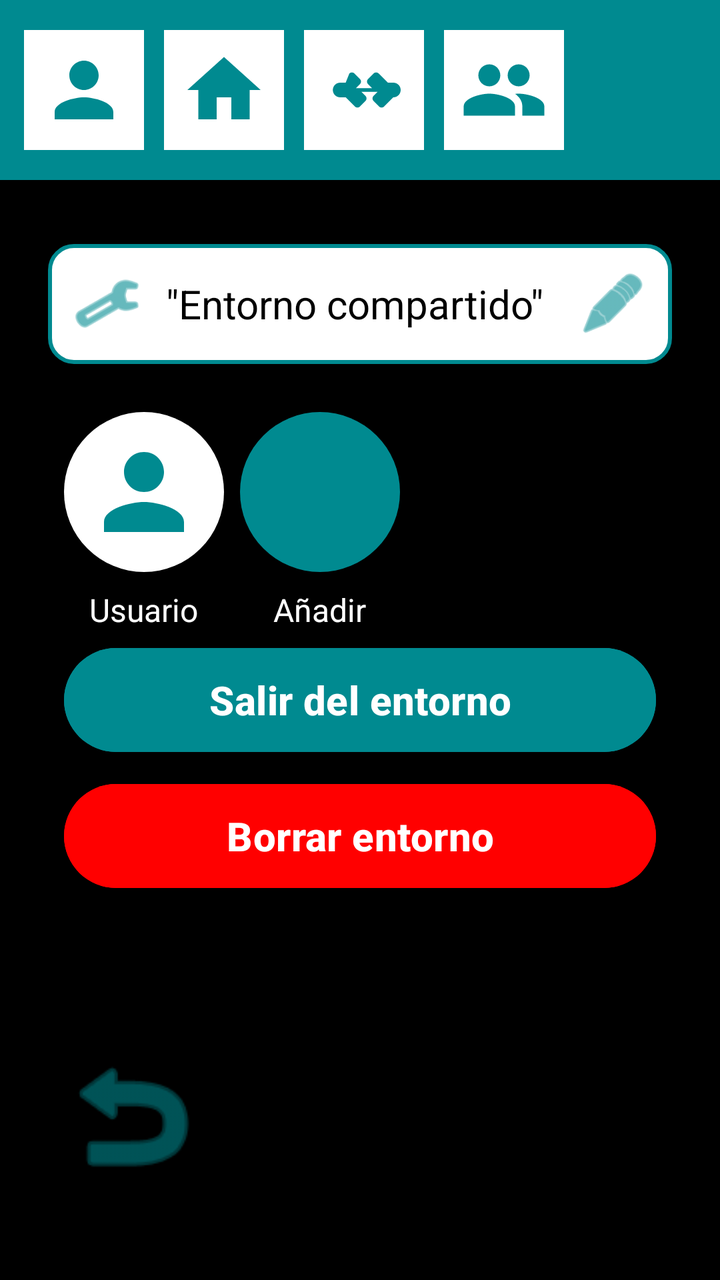
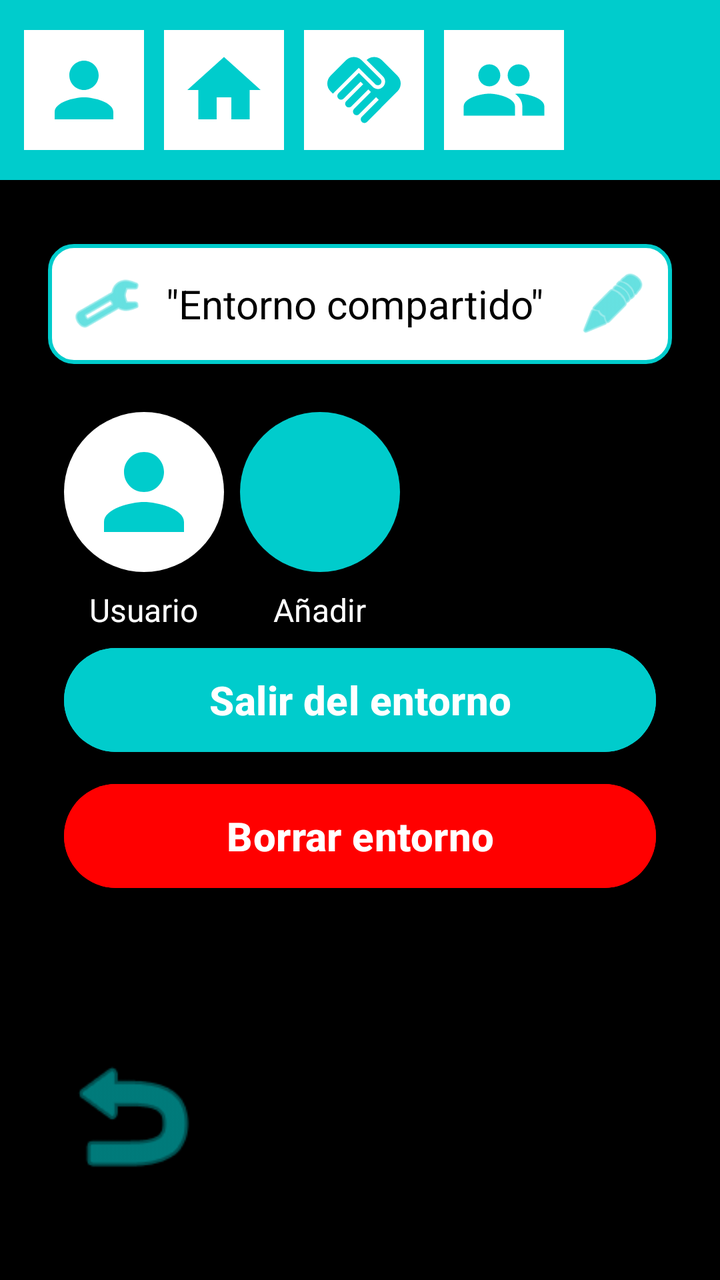

An Android layout rendered at two revisions. The XML below is the earlier revision; the diff shows what the commit changed to produce the second picture.
<!-- AndroidManifest.xml: application theme Theme.QuikFile -->
<!-- res/layout/activity_shared_settings.xml -->
<?xml version="1.0" encoding="utf-8"?>
<androidx.constraintlayout.widget.ConstraintLayout xmlns:android="http://schemas.android.com/apk/res/android"
    xmlns:app="http://schemas.android.com/apk/res-auto"
    xmlns:tools="http://schemas.android.com/tools"
    android:layout_width="match_parent"
    android:layout_height="match_parent"
    android:background="@color/background_black"
    tools:context=".SharedSettingsActivity">

    
    <LinearLayout
        android:id="@+id/topBar"
        android:layout_width="match_parent"
        android:layout_height="90dp"
        android:background="@color/blue_app"
        android:gravity="center_vertical"
        android:orientation="horizontal"
        android:paddingStart="12dp"
        android:paddingEnd="12dp"
        android:elevation="4dp"
        app:layout_constraintTop_toTopOf="parent">

        <ImageView
            android:id="@+id/btnSettingsTop"
            android:layout_width="60dp"
            android:layout_height="60dp"
            android:layout_marginEnd="10dp"
            android:background="@color/white"
            android:padding="8dp"
            android:src="@drawable/ic_person"
            app:tint="@color/blue_app" />

        <ImageView
            android:id="@+id/btnHomeTop"
            android:layout_width="60dp"
            android:layout_height="60dp"
            android:layout_marginEnd="10dp"
            android:background="@color/white"
            android:padding="8dp"
            android:src="@drawable/ic_home"
            app:tint="@color/blue_app" />

        <ImageView
            android:id="@+id/btnSharedTop"
            android:layout_width="60dp"
            android:layout_height="60dp"
            android:layout_marginEnd="10dp"
            android:background="@color/white"
            android:padding="8dp"
            android:src="@drawable/ic_handshake"
            app:tint="@color/blue_app" />

        <ImageView
            android:id="@+id/btnLoginTop"
            android:layout_width="60dp"
            android:layout_height="60dp"
            android:background="@color/white"
            android:padding="8dp"
            android:src="@drawable/ic_group"
            app:tint="@color/blue_app" />
    </LinearLayout>

    
    <LinearLayout
        android:id="@+id/containerEnvName"
        android:layout_width="match_parent"
        android:layout_height="60dp"
        android:layout_marginStart="24dp"
        android:layout_marginTop="32dp"
        android:layout_marginEnd="24dp"
        android:background="@drawable/search_bar_background"
        android:gravity="center_vertical"
        android:orientation="horizontal"
        android:paddingStart="12dp"
        android:paddingEnd="12dp"
        app:layout_constraintTop_toBottomOf="@id/topBar">

        <ImageView
            android:layout_width="35dp"
            android:layout_height="35dp"
            android:src="@android:drawable/ic_menu_manage"
            app:tint="@color/blue_app" />

        <EditText
            android:id="@+id/etEnvName"
            android:layout_width="0dp"
            android:layout_height="match_parent"
            android:layout_weight="1"
            android:background="@android:color/transparent"
            android:hint="Nombre del entorno"
            android:inputType="text"
            android:paddingStart="12dp"
            android:text="\&quot;Entorno compartido\&quot;"
            android:textColor="@color/black"
            android:textSize="20sp" />

        <ImageView
            android:id="@+id/btnEditEnvName"
            android:layout_width="35dp"
            android:layout_height="35dp"
            android:src="@android:drawable/ic_menu_edit"
            app:tint="@color/blue_app" />
    </LinearLayout>

    
    <LinearLayout
        android:id="@+id/containerActions"
        android:layout_width="match_parent"
        android:layout_height="wrap_content"
        android:layout_marginStart="32dp"
        android:layout_marginTop="24dp"
        android:gravity="start"
        android:orientation="horizontal"
        app:layout_constraintTop_toBottomOf="@id/containerEnvName">

        
        <LinearLayout
            android:id="@+id/btnEnvUsers"
            android:layout_width="80dp"
            android:layout_height="wrap_content"
            android:gravity="center"
            android:orientation="vertical">

            <FrameLayout
                android:layout_width="80dp"
                android:layout_height="80dp">
                <View
                    android:layout_width="match_parent"
                    android:layout_height="match_parent"
                    android:background="@drawable/circle_blue"
                    android:backgroundTint="@color/white" />
                <ImageView
                    android:layout_width="match_parent"
                    android:layout_height="match_parent"
                    android:padding="10dp"
                    android:src="@drawable/ic_person"
                    app:tint="@color/blue_app" />
            </FrameLayout>

            <TextView
                android:layout_width="wrap_content"
                android:layout_height="wrap_content"
                android:layout_marginTop="8dp"
                android:text="Usuario"
                android:textColor="@color/white"
                android:textSize="16sp" />
        </LinearLayout>

        
        <LinearLayout
            android:id="@+id/btnEnvAddMember"
            android:layout_width="80dp"
            android:layout_height="wrap_content"
            android:layout_marginStart="8dp"
            android:gravity="center"
            android:orientation="vertical">

            <FrameLayout
                android:layout_width="80dp"
                android:layout_height="80dp">
                <ImageView
                    android:layout_width="match_parent"
                    android:layout_height="match_parent"
                    android:src="@drawable/circle_cyan" />
                <ImageView
                    android:layout_width="match_parent"
                    android:layout_height="match_parent"
                    android:padding="18dp"
                    android:src="@android:drawable/ic_input_add"
                    app:tint="@color/blue_app" />
            </FrameLayout>

            <TextView
                android:layout_width="wrap_content"
                android:layout_height="wrap_content"
                android:layout_marginTop="8dp"
                android:text="Añadir"
                android:textColor="@color/white"
                android:textSize="16sp" />
        </LinearLayout>
    </LinearLayout>

    
    <ImageView
        android:id="@+id/btnBack"
        android:layout_width="100dp"
        android:layout_height="100dp"
        android:layout_marginStart="16dp"
        android:layout_marginBottom="32dp"
        android:padding="12dp"
        android:src="@android:drawable/ic_menu_revert"
        app:layout_constraintBottom_toBottomOf="parent"
        app:layout_constraintStart_toStartOf="parent"
        app:tint="@color/blue_app" />

    
    <Button
        android:id="@+id/btnDeleteEnv"
        android:layout_width="match_parent"
        android:layout_height="60dp"
        android:layout_marginStart="32dp"
        android:layout_marginEnd="32dp"
        android:layout_marginBottom="60dp"
        android:backgroundTint="@color/red_delete"
        android:text="Borrar entorno"
        android:textAllCaps="false"
        android:textColor="@color/white"
        android:textSize="20sp"
        android:textStyle="bold"
        app:layout_constraintBottom_toTopOf="@id/btnBack" />

    <Button
        android:id="@+id/btnExitEnv"
        android:layout_width="match_parent"
        android:layout_height="60dp"
        android:layout_marginStart="32dp"
        android:layout_marginEnd="32dp"
        android:layout_marginBottom="8dp"
        android:backgroundTint="@color/blue_app"
        android:text="Salir del entorno"
        android:textAllCaps="false"
        android:textColor="@color/white"
        android:textSize="20sp"
        android:textStyle="bold"
        app:layout_constraintBottom_toTopOf="@id/btnDeleteEnv" />

</androidx.constraintlayout.widget.ConstraintLayout>
<!-- resources referenced by this layout -->
<resources>
  <color name="background_black">#000000</color>//si lo he puesto todo bien sobraria este
  <color name="black">#FF000000</color>
  <color name="blue_app">#008A90</color>
  <color name="red_delete">#FF0000</color>
  <color name="white">#FFFFFFFF</color>
  <!-- drawable circle_blue (drawable) -->
  <?xml version="1.0" encoding="utf-8"?>
  <shape xmlns:android="http://schemas.android.com/apk/res/android"
      android:shape="oval">
      <solid android:color="@color/blue_app" />
  </shape>
  <!-- drawable circle_cyan (drawable) -->
  <?xml version="1.0" encoding="utf-8"?>
  <shape xmlns:android="http://schemas.android.com/apk/res/android"
      android:shape="oval">
      <solid android:color="@color/blue_app" />
  </shape>
  <!-- drawable ic_group (drawable) -->
  <?xml version="1.0" encoding="utf-8"?>
  <vector xmlns:android="http://schemas.android.com/apk/res/android"
      android:width="24dp"
      android:height="24dp"
      android:viewportWidth="24"
      android:viewportHeight="24">
      <path
          android:fillColor="#000000"
          android:pathData="M16,11c1.66,0 2.99,-1.34 2.99,-3S17.66,5 16,5s-3,1.34 -3,3 1.34,3 3,3zM8,11c1.66,0 2.99,-1.34 2.99,-3S9.66,5 8,5 5,6.34 5,8s1.34,3 3,3zM8,13c-2.33,0 -7,1.17 -7,3.5V19h14v-2.5c0,-2.33 -4.67,-3.5 -7,-3.5zM16,13c-0.29,0 -0.62,0.02 -0.97,0.05 1.16,0.84 1.97,1.97 1.97,3.45V19h6v-2.5c0,-2.33 -4.67,-3.5 -7,-3.5z"/>
  </vector>
  <!-- drawable ic_handshake (drawable) -->
  <?xml version="1.0" encoding="utf-8"?>
  <vector xmlns:android="http://schemas.android.com/apk/res/android"
      android:width="24dp"
      android:height="24dp"
      android:viewportWidth="24"
      android:viewportHeight="24">
      <path
          android:fillColor="#000000"
          android:pathData="M22,12c0,-1.1 -0.9,-2 -2,-2h-1.5l-2.5,-2.5c-0.39,-0.39 -1.01,-0.39 -1.4,0l-1.5,1.5c-0.39,0.39 -0.39,1.01 0,1.4l1.1,1.1h-4.4l1.1,-1.1c0.39,-0.39 0.39,-1.01 0,-1.4l-1.5,-1.5c-0.39,-0.39 -1.01,-0.39 -1.4,0L7,10H5.5c-1.1,0 -2,0.9 -2,2s0.9,2 2,2h1.5l2.5,2.5c0.39,0.39 1.01,0.39 1.4,0l1.5,-1.5c0.39,-0.39 0.39,-1.01 0,-1.4l-1.1,-1.1h4.4l-1.1,1.1c-0.39,0.39 -0.39,1.01 0,1.4l1.5,1.5c0.39,0.39 1.01,0.39 1.4,0l2.5,-2.5H20c1.1,0 2,-0.9 2,-2z"/>
  </vector>
  <!-- drawable ic_home (drawable) -->
  <?xml version="1.0" encoding="utf-8"?>
  <vector xmlns:android="http://schemas.android.com/apk/res/android"
      android:width="24dp"
      android:height="24dp"
      android:viewportWidth="24"
      android:viewportHeight="24">
      <path
          android:fillColor="#000000"
          android:pathData="M10,20V14H14V20H19V12H22L12,3L2,12H5V20H10Z"/>
  </vector>
  <!-- drawable ic_person (drawable) -->
  <?xml version="1.0" encoding="utf-8"?>
  <vector xmlns:android="http://schemas.android.com/apk/res/android"
      android:width="24dp"
      android:height="24dp"
      android:viewportWidth="24"
      android:viewportHeight="24">
      <path
          android:fillColor="#000000"
          android:pathData="M12,12c2.21,0 4,-1.79 4,-4s-1.79,-4 -4,-4 -4,1.79 -4,4 1.79,4 4,4zM12,14c-2.67,0 -8,1.34 -8,4v2h16v-2c0,-2.66 -5.33,-4 -8,-4z"/>
  </vector>
  <!-- drawable search_bar_background (drawable) -->
  <?xml version="1.0" encoding="utf-8"?>
  <shape xmlns:android="http://schemas.android.com/apk/res/android">
      <solid android:color="@color/white" />
      <corners android:radius="12dp" />
      <stroke android:width="2dp" android:color="@color/blue_app" />
  </shape>
  <style name="Theme.QuikFile" parent="Base.Theme.QuikFile" />
  <style name="Base.Theme.QuikFile" parent="Theme.Material3.DayNight.NoActionBar">
          
          
      </style>
</resources>

<!-- the commit's change to res/layout/activity_shared_settings.xml (unified diff, before → after) -->
@@ -4,7 +4,7 @@
     xmlns:tools="http://schemas.android.com/tools"
     android:layout_width="match_parent"
     android:layout_height="match_parent"
-    android:background="@color/background_black"
+    android:background="@color/black"
     tools:context=".SharedSettingsActivity">
 
     
<!-- resource entries referenced after the edit -->
@@ -1,8 +1,7 @@
 <!-- resources referenced by this layout -->
 <resources>
-  <color name="background_black">#000000</color>//si lo he puesto todo bien sobraria este
   <color name="black">#FF000000</color>
-  <color name="blue_app">#008A90</color>
+  <color name="blue_app">#00CCCC</color>
   <color name="red_delete">#FF0000</color>
   <color name="white">#FFFFFFFF</color>
   <!-- drawable circle_blue (drawable) -->
@@ -29,15 +28,10 @@
           android:pathData="M16,11c1.66,0 2.99,-1.34 2.99,-3S17.66,5 16,5s-3,1.34 -3,3 1.34,3 3,3zM8,11c1.66,0 2.99,-1.34 2.99,-3S9.66,5 8,5 5,6.34 5,8s1.34,3 3,3zM8,13c-2.33,0 -7,1.17 -7,3.5V19h14v-2.5c0,-2.33 -4.67,-3.5 -7,-3.5zM16,13c-0.29,0 -0.62,0.02 -0.97,0.05 1.16,0.84 1.97,1.97 1.97,3.45V19h6v-2.5c0,-2.33 -4.67,-3.5 -7,-3.5z"/>
   </vector>
   <!-- drawable ic_handshake (drawable) -->
-  <?xml version="1.0" encoding="utf-8"?>
-  <vector xmlns:android="http://schemas.android.com/apk/res/android"
-      android:width="24dp"
-      android:height="24dp"
-      android:viewportWidth="24"
-      android:viewportHeight="24">
-      <path
-          android:fillColor="#000000"
-          android:pathData="M22,12c0,-1.1 -0.9,-2 -2,-2h-1.5l-2.5,-2.5c-0.39,-0.39 -1.01,-0.39 -1.4,0l-1.5,1.5c-0.39,0.39 -0.39,1.01 0,1.4l1.1,1.1h-4.4l1.1,-1.1c0.39,-0.39 0.39,-1.01 0,-1.4l-1.5,-1.5c-0.39,-0.39 -1.01,-0.39 -1.4,0L7,10H5.5c-1.1,0 -2,0.9 -2,2s0.9,2 2,2h1.5l2.5,2.5c0.39,0.39 1.01,0.39 1.4,0l1.5,-1.5c0.39,-0.39 0.39,-1.01 0,-1.4l-1.1,-1.1h4.4l-1.1,1.1c-0.39,0.39 -0.39,1.01 0,1.4l1.5,1.5c0.39,0.39 1.01,0.39 1.4,0l2.5,-2.5H20c1.1,0 2,-0.9 2,-2z"/>
+  <vector xmlns:android="http://schemas.android.com/apk/res/android" android:height="24dp" android:tint="@color/blue_app" android:viewportHeight="24" android:viewportWidth="24" android:width="24dp">
+  
+      <path android:fillColor="@android:color/white" android:pathData="M16.48,10.41c-0.39,0.39 -1.04,0.39 -1.43,0l-4.47,-4.46l-7.05,7.04l-0.66,-0.63c-1.17,-1.17 -1.17,-3.07 0,-4.24l4.24,-4.24c1.17,-1.17 3.07,-1.17 4.24,0L16.48,9C16.87,9.39 16.87,10.02 16.48,10.41zM17.18,8.29c0.78,0.78 0.78,2.05 0,2.83c-1.27,1.27 -2.61,0.22 -2.83,0l-3.76,-3.76l-5.57,5.57c-0.39,0.39 -0.39,1.02 0,1.41c0.39,0.39 1.02,0.39 1.42,0l4.62,-4.62l0.71,0.71l-4.62,4.62c-0.39,0.39 -0.39,1.02 0,1.41c0.39,0.39 1.02,0.39 1.42,0l4.62,-4.62l0.71,0.71l-4.62,4.62c-0.39,0.39 -0.39,1.02 0,1.41c0.39,0.39 1.02,0.39 1.41,0l4.62,-4.62l0.71,0.71l-4.62,4.62c-0.39,0.39 -0.39,1.02 0,1.41c0.39,0.39 1.02,0.39 1.41,0l8.32,-8.34c1.17,-1.17 1.17,-3.07 0,-4.24l-4.24,-4.24c-1.15,-1.15 -3.01,-1.17 -4.18,-0.06L17.18,8.29z"/>
+  
   </vector>
   <!-- drawable ic_home (drawable) -->
   <?xml version="1.0" encoding="utf-8"?>
